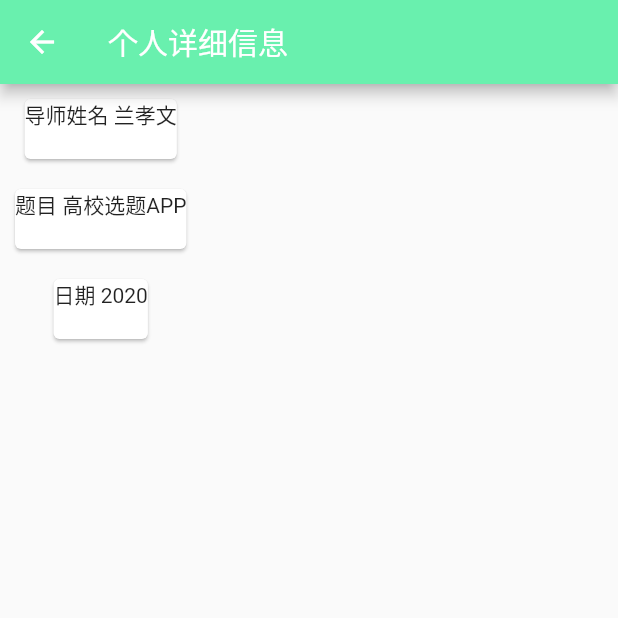
After one commit to liupengzhouyi/application_paper, a Flutter app: the TopicInformation screen opened directly, on a phone screen of 412 x 824 dp, the top half of it. The commit adds this screen. Run offline on Flutter 3.47's test engine with Material 2 defaults, Android fonts, the light colour scheme and no system bars; our stand-ins replace dio.

Commit message:
我的选题信息页面 V 0.3.7

```diff
--- a/lib/myPage/myInformation.dart
+++ b/lib/myPage/myInformation.dart
@@ -1,7 +1,9 @@
 
 
+import 'package:application_paper/myPage/topicInformation.dart';
 import 'package:application_paper/myPage/personalInformation.dart';
 import 'package:flutter/material.dart';
+
 
 class MyInformation extends StatefulWidget {
 
@@ -42,9 +44,13 @@ class _MyInformationState extends State<MyInformation> {
                   leading:Icon(Icons.local_post_office),
                   title: Text("选题信息", style: TextStyle(fontSize: 35, color:Colors.black),),
                   trailing: Icon(Icons.navigate_next),
-                  /*onTap: () {
-                    //处理点击事件
-                  },*/
+                  onTap: () {
+                    Navigator.of(context).push(
+                        MaterialPageRoute(
+                            builder: (context) => TopicInformation(title: '高校选题APP',teacher: '兰孝文',date: '2020',)
+                        ),
+                    );
+                  },
                 ),
               ),
             ],
--- /dev/null
+++ b/lib/myPage/topicInformation.dart
@@ -0,0 +1,62 @@
+
+import 'package:flutter/material.dart';
+
+class TopicInformation extends StatefulWidget {
+  String teacher;
+
+  String title;
+
+  String date;
+
+
+  TopicInformation({this.teacher, this.title, this.date});
+
+  @override
+  _TopicInformationState createState() => _TopicInformationState(title: this.title, teacher: this.teacher, date: this.date);
+}
+
+class _TopicInformationState extends State<TopicInformation> {
+
+  String teacher;
+
+  String title;
+
+  String date;
+
+  _TopicInformationState({this.teacher, this.title, this.date});
+
+  @override
+  Widget build(BuildContext context) {
+    return Scaffold(
+      appBar: AppBar(
+        title: Text('个人详细信息'),
+        backgroundColor: Colors.greenAccent,
+      ),
+      body: Column(
+        children: <Widget>[
+          Card(
+            margin: EdgeInsets.all(10),
+            child: Container(
+              height: 40.00,
+              child: Text('导师姓名 ${this.teacher}'),
+            ),
+          ),
+          Card(
+            margin: EdgeInsets.all(10),
+            child: Container(
+              height: 40.00,
+              child: Text('题目 ${this.title}'),
+            ),
+          ),
+          Card(
+            margin: EdgeInsets.all(10),
+            child: Container(
+              height: 40.00,
+              child: Text('日期 ${this.date}'),
+            ),
+          ),
+        ],
+      ),
+    );
+  }
+}
```
